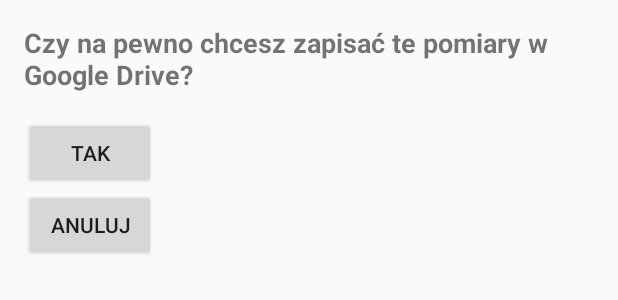
After one commit to d0m1n1k4/e-HealthCare, an Android app: the layout activity_confirmation.xml on its own in the app's theme, with its tools: preview values and no code run, on a phone screen of 412 x 824 dp. The commit adds this screen. Shown: the top 300 px of the screen. Run offline under Robolectric (Android 15) with nearby library versions, the phone set to English and light mode, and no system bars.

Commit message:
Wprowadzono modyfikacje w pliku HeartRateMeasurement.java i w plikach build.gradle w celu integracji aplikacji z Google Drive API

```diff
--- /dev/null
+++ b/app/src/main/res/layout/activity_confirmation.xml
@@ -0,0 +1,31 @@
+<?xml version="1.0" encoding="utf-8"?>
+<LinearLayout xmlns:android="http://schemas.android.com/apk/res/android"
+    xmlns:app="http://schemas.android.com/apk/res-auto"
+    xmlns:tools="http://schemas.android.com/tools"
+    android:layout_width="match_parent"
+    android:layout_height="match_parent"
+    android:orientation="vertical"
+    android:padding="16dp"
+    tools:context=".ConfirmationActivity">
+
+    <TextView
+        android:layout_width="wrap_content"
+        android:layout_height="wrap_content"
+        android:text="Czy na pewno chcesz zapisać te pomiary w Google Drive?"
+        android:textSize="18sp"
+        android:textStyle="bold"
+        android:layout_gravity="center_horizontal"
+        android:layout_marginBottom="16dp" />
+
+    <Button
+        android:id="@+id/confirmButton"
+        android:layout_width="wrap_content"
+        android:layout_height="wrap_content"
+        android:text="Tak" />
+
+    <Button
+        android:id="@+id/cancelButton"
+        android:layout_width="wrap_content"
+        android:layout_height="wrap_content"
+        android:text="Anuluj" />
+</LinearLayout>
--- a/build.gradle
+++ b/build.gradle
@@ -1,6 +1,6 @@
 buildscript {
     dependencies {
-        classpath 'com.google.gms:google-services:4.3.15'
+        classpath 'com.google.gms:google-services:4.4.0'
     }
 }// Top-level build file where you can add configuration options common to all sub-projects/modules.
 plugins {
--- a/gradle.properties
+++ b/gradle.properties
@@ -19,3 +19,4 @@ android.useAndroidX=true
 # resources declared in the library itself and none from the library's dependencies,
 # thereby reducing the size of the R class for that library
 android.nonTransitiveRClass=true
+android.enableJetifier=true
```
Also changed, not shown: app/build.gradle (+33 -8 lines), app/src/main/AndroidManifest.xml (+4 -4 lines), app/src/main/java/com/example/auth/HeartRateMeasurementActivity.java (+64 -82 lines).
